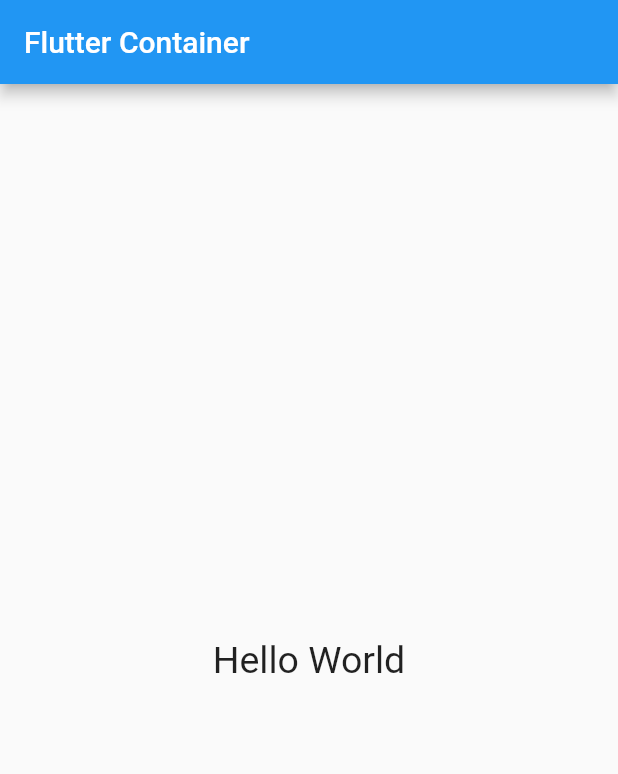
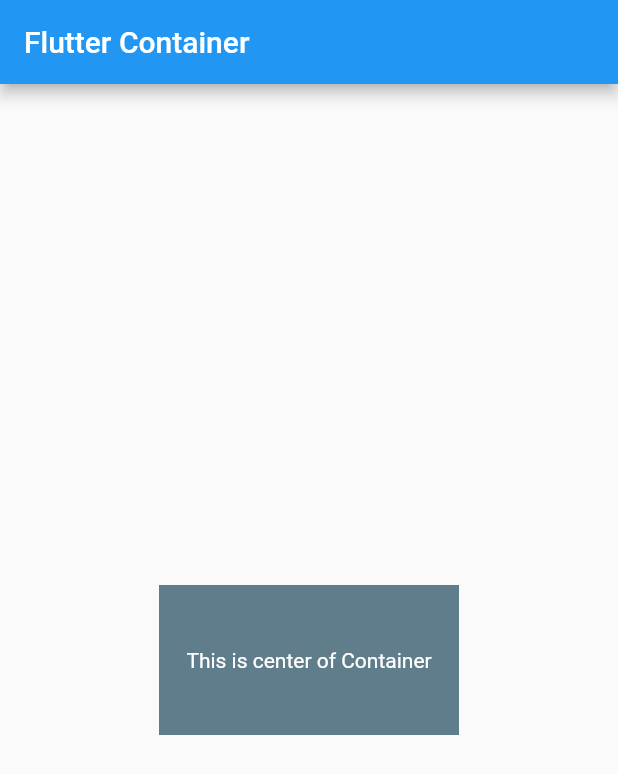
Before and after one commit to swarupcs/flutter_basics, a Flutter app: the screen it shows after launch, on a phone screen of 412 x 824 dp. Shown: the top 774 px of the screen. Run offline on Flutter 3.47's test engine with Material 2 defaults, Android fonts, the phone set to English and light mode, and no system bars.

Commit message:
Center Widget 2

```diff
--- a/lib/main.dart
+++ b/lib/main.dart
@@ -42,7 +42,12 @@ class _MyHomePageState extends State<MyHomePage> {
         title: Text("Flutter Container"),
       ),
       body: Center(
-          child: Text('Hello World', style: TextStyle(fontSize: 25))
+        child: Container(
+          width: 200,
+          height: 100,
+          color: Colors.blueGrey,
+          child: Center(child: Text('This is center of Container', style: TextStyle(color: Colors.white),)),
+        ),
       )
 
 
```
